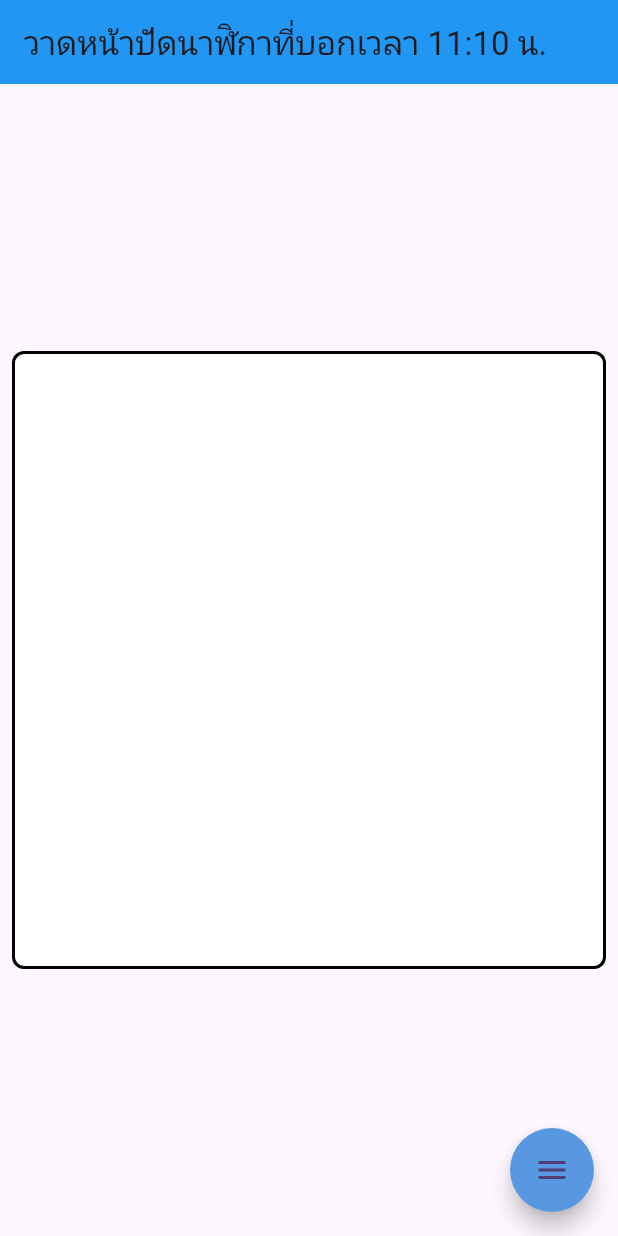
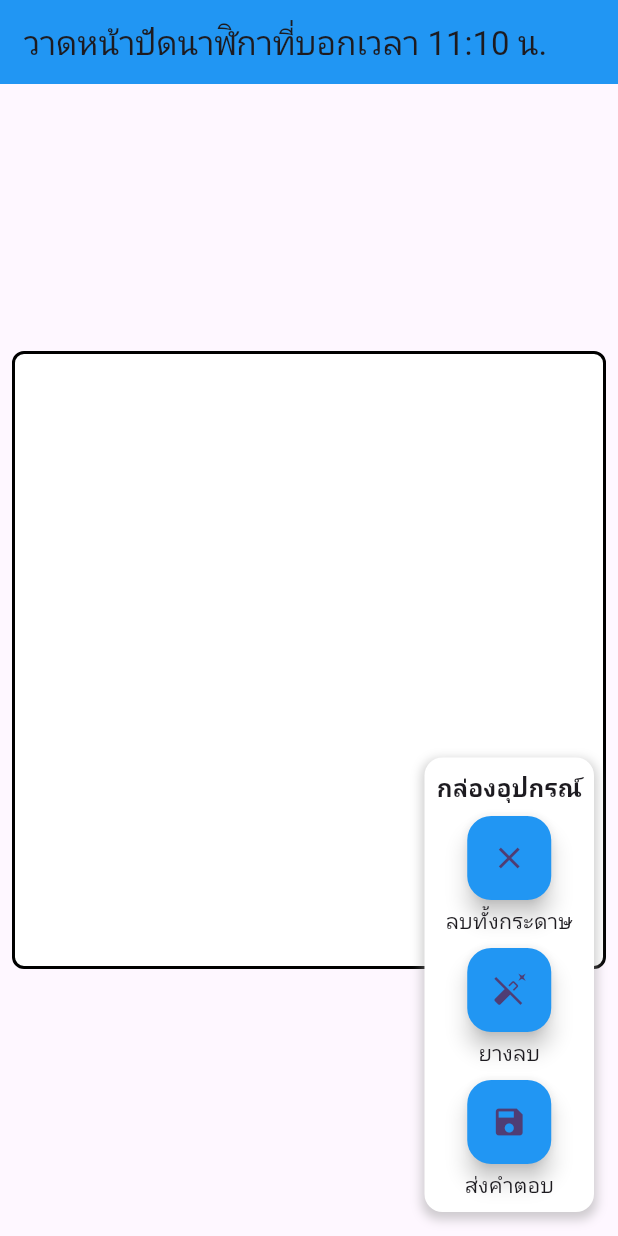
Before and after one commit to Pancreasz/Dementia_Application3, a Flutter app: the ClockTestPage screen opened by its route, on a phone screen of 412 x 824 dp. Run offline on Flutter 3.47's test engine with Material 3 defaults, Android fonts, the phone set to English and light mode, and no system bars; drawn by our look-alikes of flutter_speed_dial.

Commit message:
clock tool box

```diff
--- a/lib/pages/clock.dart
+++ b/lib/pages/clock.dart
@@ -1,6 +1,5 @@
 import 'package:flutter/material.dart';
 import 'package:flutter/rendering.dart';
-import 'package:flutter_speed_dial/flutter_speed_dial.dart';
 import 'dart:typed_data';
 import 'dart:ui' as ui;
 import 'package:http/http.dart' as http;
@@ -179,38 +178,90 @@ class _ClockTestPageState extends State<ClockTestPage> {
           ),
         ],
       ),
-      floatingActionButton: SpeedDial(
-        animatedIcon: AnimatedIcons.menu_close,
-        backgroundColor: Color.fromARGB(255, 87, 152, 225),
-        overlayOpacity: 0.3,
+      floatingActionButton: Container(
+        padding: EdgeInsets.all(8.0),
+        decoration: BoxDecoration(
+          color: Colors.white,
+          borderRadius: BorderRadius.circular(12.0),
+          boxShadow: [
+            BoxShadow(
+              color: Colors.grey.withOpacity(0.5),
+              spreadRadius: 2,
+              blurRadius: 5,
+              offset: Offset(0, 3),
+            ),
+          ],
+        ),
+        child: Column(
+          mainAxisSize: MainAxisSize.min,
           children: [
-          SpeedDialChild(
-            child: const Icon(Icons.clear),
-            label: 'ลบทั้งหมด',
-            onTap: () {
+            Text(
+              'กล่องอุปกรณ์',
+              style: TextStyle(
+                fontWeight: FontWeight.bold,
+                fontSize: 16,
+              ),
+            ),
+            SizedBox(height: 8),
+            Column(
+              mainAxisSize: MainAxisSize.min,
+              children: [
+                // Clear Button
+                Column(
+                  children: [
+                    FloatingActionButton(
+                      heroTag: 'clear',
+                      onPressed: () {
                         setState(() {
                           lines.clear();
                         });
                       },
+                      child: Icon(Icons.clear),
+                      backgroundColor: Colors.blue,
                     ),
-          SpeedDialChild(
-            child: Icon(isErasing ? Icons.brush : Icons.auto_fix_off),
-            label: isErasing ? 'ปากกา' : 'ยางลบ',
-            onTap: () {
+                    SizedBox(height: 4),
+                    Text('ลบทั้งกระดาษ'),
+                  ],
+                ),
+                SizedBox(height: 8),
+                // Eraser/Brush Toggle Button
+                Column(
+                  children: [
+                    FloatingActionButton(
+                      heroTag: 'eraser',
+                      onPressed: () {
                         setState(() {
                           isErasing = !isErasing;
                         });
                       },
+                      child: Icon(isErasing ? Icons.brush : Icons.auto_fix_off),
+                      backgroundColor: Colors.blue,
                     ),
-          SpeedDialChild(
-            child: const Icon(Icons.save),
-            label: 'ส่งคำตอบ',
-            onTap: () {
+                    SizedBox(height: 4),
+                    Text(isErasing ? 'ปากกา' : 'ยางลบ'),
+                  ],
+                ),
+                SizedBox(height: 8),
+                // Save Button
+                Column(
+                  children: [
+                    FloatingActionButton(
+                      heroTag: 'save',
+                      onPressed: () {
                         saveCanvas(context, _repaintBoundaryKey);
                         Navigator.pushNamed(context, '/selectimages');
                       },
+                      child: Icon(Icons.save),
+                      backgroundColor: Colors.blue,
+                    ),
+                    SizedBox(height: 4),
+                    Text('ส่งคำตอบ'),
+                  ],
                 ),
               ],
+            ),
+          ],
+        ),
       ),
     );
   }
@@ -244,7 +295,7 @@ class LinePainter extends CustomPainter {
       final linePaint =
           Paint()
             ..color = line.color
-            ..strokeWidth = 10.0
+            ..strokeWidth = 7.0
             ..strokeCap = StrokeCap.round;
       canvas.drawLine(line.start, line.end, linePaint);
     }
```
Lines whose indentation alone changed are shown as unchanged.
